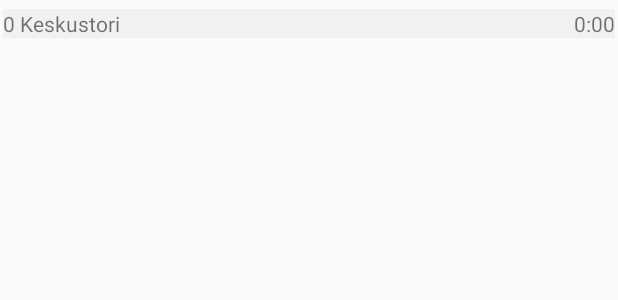
After one commit to Helvettium/mobiilisofta, an Android app: the layout popup_card.xml on its own in the app's theme, with its tools: preview values and no code run, on a phone screen of 412 x 824 dp. The commit adds this screen. Shown: the top 300 px of the screen. Run offline under Robolectric (Android 15) with nearby library versions, the light colour scheme and no system bars; network calls fail.

Commit message:
Popup activity ja muita juttuja

```diff
--- a/NaNdroid/app/src/main/java/asia/jokin/ohjelmistomobiili/MapsActivity.kt
+++ b/NaNdroid/app/src/main/java/asia/jokin/ohjelmistomobiili/MapsActivity.kt
@@ -86,7 +86,7 @@ class MapsActivity : AppCompatActivity(), OnMapReadyCallback {
         with(mMap) {
             setOnCircleClickListener {
                 val popupIntent = Intent(this@MapsActivity, PopupActivity::class.java)
-                popupIntent.putExtra("name", it.tag.toString())
+                popupIntent.putExtra("name", it.tag.toString()) // TODO mielimmun anna pysäkin code kun sitä käytetään data haussa
                 startActivity(popupIntent)
             }
         }
--- /dev/null
+++ b/NaNdroid/app/src/main/res/layout/popup_card.xml
@@ -0,0 +1,54 @@
+<?xml version="1.0" encoding="utf-8"?>
+<android.support.v7.widget.CardView xmlns:android="http://schemas.android.com/apk/res/android"
+    xmlns:card_view="http://schemas.android.com/apk/res-auto"
+    xmlns:tools="http://schemas.android.com/tools"
+    android:id="@+id/card_view"
+    android:layout_width="match_parent"
+    android:layout_height="wrap_content"
+    android:layout_margin="2dp"
+    android:clickable="true"
+    card_view:cardBackgroundColor="@color/backGroundWhite"
+    card_view:cardCornerRadius="0dp"
+    card_view:cardElevation="0dp"
+    card_view:contentPadding="0dp"
+    android:focusable="true">
+
+    <android.support.constraint.ConstraintLayout
+        android:id="@+id/StopContent"
+        android:layout_width="match_parent"
+        android:layout_height="wrap_content">
+
+        <TableLayout
+            android:layout_width="match_parent"
+            android:layout_height="match_parent"
+            android:layout_marginTop="4dp"
+            android:stretchColumns="0,1"
+            card_view:layout_constraintTop_toBottomOf="@+id/stopName"
+            card_view:layout_constraintStart_toStartOf="parent"
+            card_view:layout_constraintTop_toTopOf="parent" >
+
+            <TableRow
+                android:layout_width="wrap_content"
+                android:layout_height="match_parent"
+                android:background="@color/lightGrey">
+
+                <TextView
+                    android:id="@+id/stopBusDest"
+                    android:layout_width="wrap_content"
+                    android:layout_height="wrap_content"
+                    android:text="0 Keskustori" />
+
+                <TextView
+                    android:id="@+id/stopBusArrival"
+                    android:layout_width="wrap_content"
+                    android:layout_height="wrap_content"
+                    android:gravity="right"
+                    android:text="0:00" />
+
+            </TableRow>
+
+        </TableLayout>
+
+    </android.support.constraint.ConstraintLayout>
+
+</android.support.v7.widget.CardView>
```
Also changed, not shown: NaNdroid/app/src/main/java/asia/jokin/ohjelmistomobiili/FavouritesFragment.kt (+10 -0 lines), NaNdroid/app/src/main/java/asia/jokin/ohjelmistomobiili/FetchDataSingleton.kt (+12 -17 lines), NaNdroid/app/src/main/java/asia/jokin/ohjelmistomobiili/PopupActivity.kt (+47 -3 lines), NaNdroid/app/src/main/java/asia/jokin/ohjelmistomobiili/PopupAdapter.kt (added, +32 -0 lines), NaNdroid/app/src/main/res/layout/activity_popup.xml (+24 -4 lines), NaNdroid/app/src/main/res/layout/favourites_fragment.xml (+9 -0 lines).
